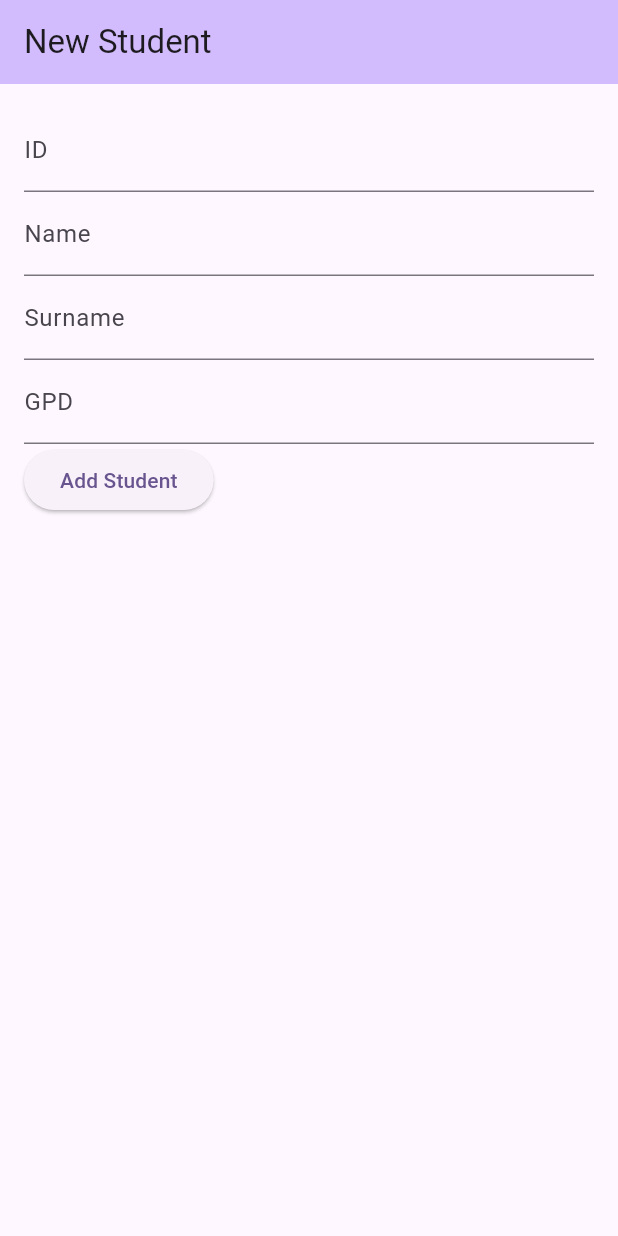
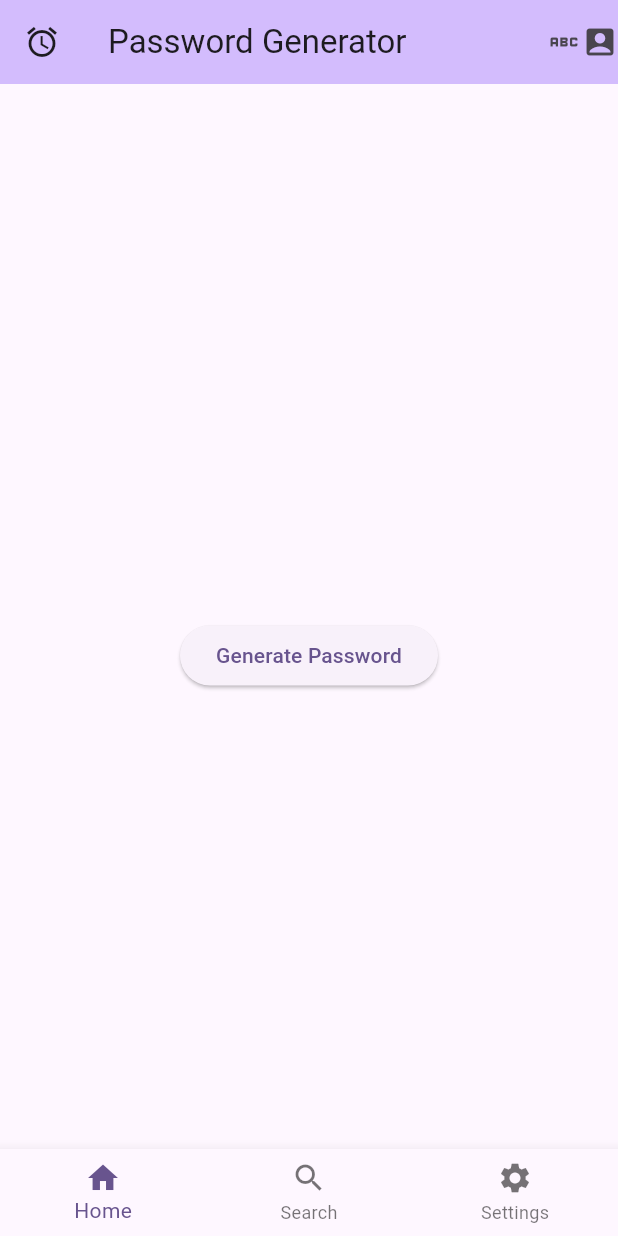
Before and after one commit to Utkucvl/randomPassword, a Flutter app: the screen it shows after launch, on a phone screen of 412 x 824 dp. Run offline on Flutter 3.47's test engine with Material 3 defaults, Android fonts, the phone set to English and light mode, and no system bars.

Commit message:
second commit

```diff
--- a/lib/main.dart
+++ b/lib/main.dart
@@ -1,18 +1,11 @@
 import 'package:flutter/material.dart';
+import 'dart:math';
 
-class Student {
-  Student({
-    required this.id,
-    required this.name,
-    required this.surname,
-    required this.gpd,
-  });
+const _chars = 'AaBbCcDdEeFfGgHhIiJjKkLlMmNnOoPpQqRrSsTtUuVvWwXxYyZz1234567890';
+Random _rnd = Random();
 
-  final int id;
-  final String name;
-  final String surname;
-  final double gpd;
-}
+String getRandomString(int length) => String.fromCharCodes(Iterable.generate(
+    length, (_) => _chars.codeUnitAt(_rnd.nextInt(_chars.length))));
 
 void main() {
   runApp(const MyApp());
@@ -24,12 +17,12 @@ class MyApp extends StatelessWidget {
   @override
   Widget build(BuildContext context) {
     return MaterialApp(
-      title: 'New Student',
+      title: 'Flutter Demo',
       theme: ThemeData(
         colorScheme: ColorScheme.fromSeed(seedColor: Colors.deepPurple),
         useMaterial3: true,
       ),
-      home: const MyHomePage(title: 'New Student'),
+      home: const MyHomePage(title: 'Password Generator'),
     );
   }
 }
@@ -44,96 +37,52 @@ class MyHomePage extends StatefulWidget {
 }
 
 class _MyHomePageState extends State<MyHomePage> {
-  final TextEditingController idController = TextEditingController();
-  final TextEditingController nameController = TextEditingController();
-  final TextEditingController surnameController = TextEditingController();
-  final TextEditingController gpdController = TextEditingController();
-  List<Student> students = [];
+  var currentPassword = "";
 
-  void _addStudent() {
-    final id = int.tryParse(idController.text) ?? 0;
-    final name = nameController.text;
-    final surname = surnameController.text;
-    final gpd = double.tryParse(gpdController.text) ?? 0;
-
-    if (id > 0 && name.isNotEmpty && surname.isNotEmpty && gpd > 0) {
-      final newStudent = Student(id: id, name: name, surname: surname, gpd: gpd);
-      setState(() {
-        students.add(newStudent);
-      });
-
-      // Clear the input fields
-      idController.clear();
-      nameController.clear();
-      surnameController.clear();
-      gpdController.clear();
-    }
+  void _incrementCounter() {
+    setState(() {
+      currentPassword = getRandomString(8);
+    });
   }
 
   @override
   Widget build(BuildContext context) {
     return Scaffold(
       appBar: AppBar(
+        leading: Icon(Icons.access_alarm),
+        actions: [Icon(Icons.abc_outlined), Icon(Icons.account_box)],
         backgroundColor: Theme.of(context).colorScheme.inversePrimary,
         title: Text(widget.title),
       ),
-      body: Padding(
-        padding: const EdgeInsets.all(16.0),
+      body: Center(
         child: Column(
-          crossAxisAlignment: CrossAxisAlignment.start,
+          mainAxisAlignment: MainAxisAlignment.center,
           children: <Widget>[
-            TextField(
-              controller: idController,
-              decoration: const InputDecoration(labelText: 'ID'),
+            Text(
+              '$currentPassword',
+              style: Theme.of(context).textTheme.headlineMedium,
             ),
-            TextField(
-              controller: nameController,
-              decoration: const InputDecoration(labelText: 'Name'),
-            ),
-            TextField(
-              controller: surnameController,
-              decoration: const InputDecoration(labelText: 'Surname'),
-            ),
-            TextField(
-              controller: gpdController,
-              decoration: const InputDecoration(labelText: 'GPD'),
-            ),
+            SizedBox(height: 16), // Add some space between the text and the icon
             ElevatedButton(
-              onPressed: _addStudent,
-              child: Text("Add Student"),
-            ),
-            SizedBox(height: 16), // Add some spacing
-            Text("", style: TextStyle(fontSize: 20)),
-            Expanded(
-              child: ListView.builder(
-                itemCount: students.length,
-                itemBuilder: (context, index) {
-                  final student = students[index];
-                  return Row(
-                    mainAxisAlignment: MainAxisAlignment.spaceBetween,
-                    children: [
-                      Column(
-                        crossAxisAlignment: CrossAxisAlignment.start,
-                        children: [
-                          Text("ID: ${student.id}"),
-                          Text("GPD: ${student.gpd.toStringAsFixed(2)}"),
-                        ],
-                      ),
-                      Column(
-                        crossAxisAlignment: CrossAxisAlignment.start,
-                        children: [
-                          Text("Name: ${student.name}"),
-                          Text("Surname: ${student.surname}"),
-                        ],
-                      ),
-                    ],
-                  );
-                },
-              ),
+              onPressed: _incrementCounter,
+              child: Text("Generate Password"),
             ),
           ],
         ),
       ),
+      bottomNavigationBar: BottomNavigationBar(
+        items: <BottomNavigationBarItem>[
+          BottomNavigationBarItem(
+            icon: Icon(Icons.home),
+            label: 'Home',
+          ),
+          BottomNavigationBarItem(icon: Icon(Icons.search), label: "Search"),
+          BottomNavigationBarItem(
+            icon: Icon(Icons.settings),
+            label: 'Settings',
+          ),
+        ],
+      ),
     );
   }
 }
```
